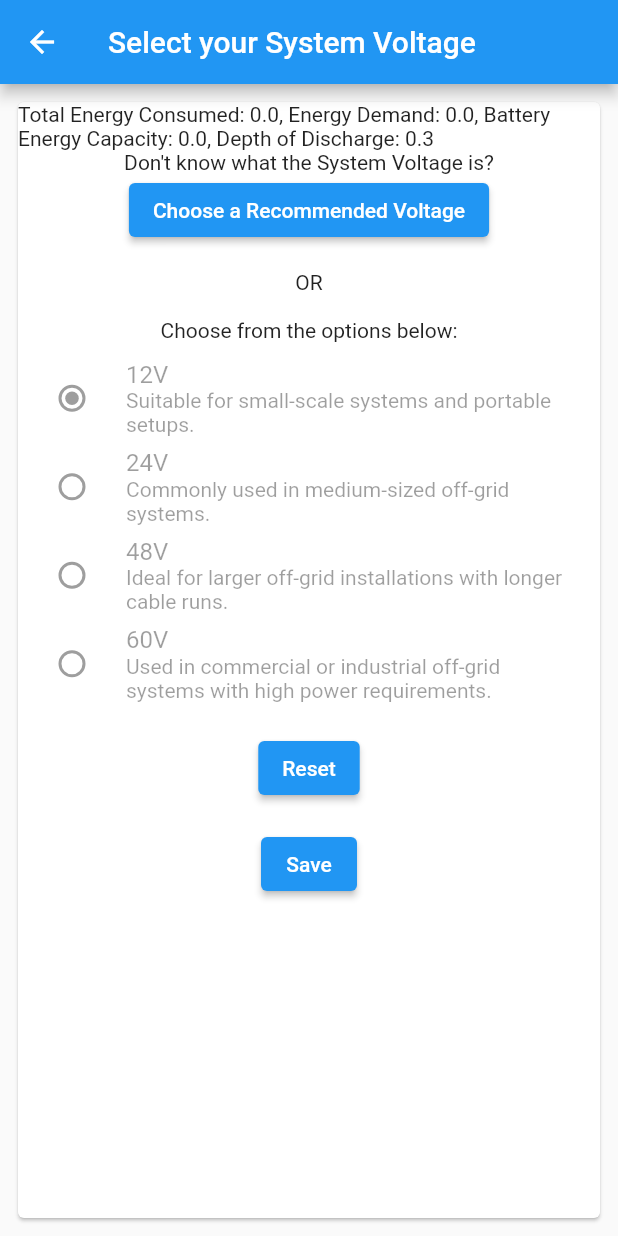
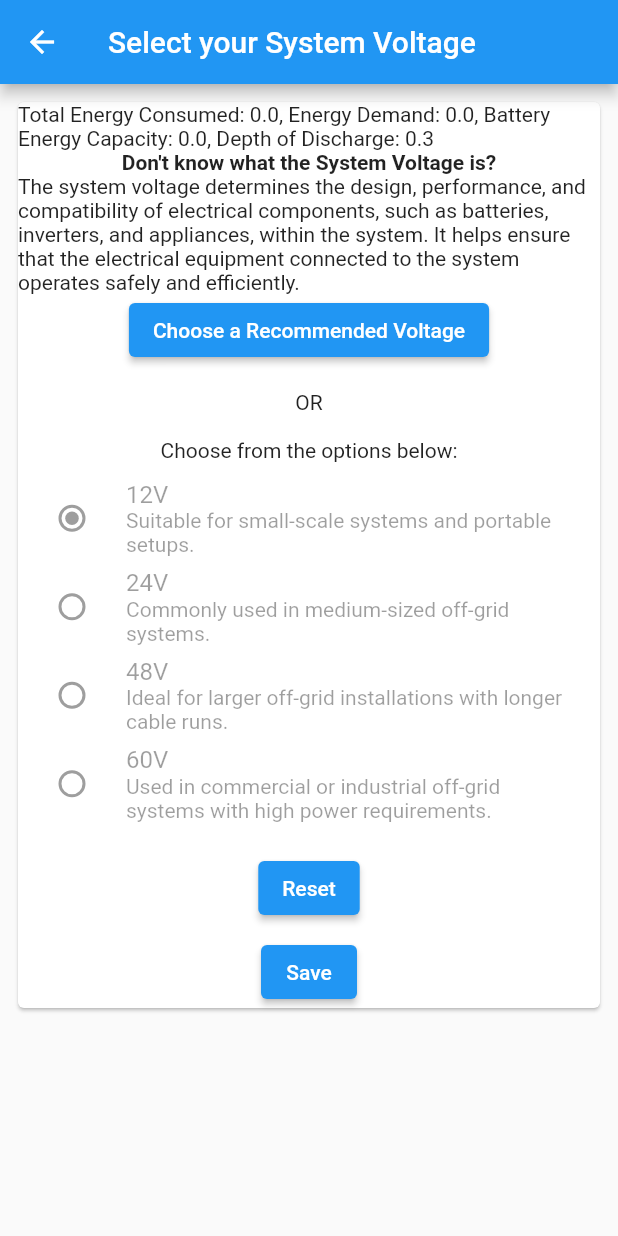
Before and after one commit to Luckingz/energize, a Flutter app: the BatterySize screen opened directly, after a tap on "Choose a Recommended Voltage", on a phone screen of 412 x 824 dp. Run offline on Flutter 3.47's test engine with Material 2 defaults, Android fonts, the phone set to English and light mode, and no system bars; our stand-ins replace hive, hive_flutter; accounts and stored records are empty; generated files the repository leaves out were written again.

Commit message:
Size of Solar Panel Calculations

```diff
--- a/lib/battery_bank_sizing.dart
+++ b/lib/battery_bank_sizing.dart
@@ -1,5 +1,6 @@
 import 'package:flutter/material.dart';
 import 'energy_demand.dart';
+import 'package:energize/location.dart';
 
 int? systemVoltage;
 bool recommendedVoltageSelected = false;
@@ -9,6 +10,9 @@ const double inverterEfficiency = 0.9;  // Inverter Efficiency
 const double depthOfDischarge = 0.3;    // Depth of Discharge of the Battery @ 30%
 final double energyDemand = totalEnergyConsumed / inverterEfficiency; //Energy demand
 final double batteryEnergyCapacity = energyDemand / depthOfDischarge;  // Battery Energy Capacity
+const double performanceRatioPanel = 0.65; // Performance Ratio of the Solar Panel
+final double solarEnergyDemand = energyDemand / performanceRatioPanel; // Solar Panel Energy Demand
+final double sizeOfSolarPanel = solarEnergyDemand / pHSvalue;
 
 
 class BatterySize extends StatefulWidget {
@@ -25,11 +29,11 @@ class _BatterySizeState extends State<BatterySize> {
       recommendedVoltageSelected = true;
       radioButtonsEnabled = false;
 
-      if (totalEnergyConsumed <= 4000) {
+      if (totalEnergyConsumed <= 2000) {
         systemVoltage = 12;
-      } else if (totalEnergyConsumed < 6000) {
+      } else if (totalEnergyConsumed <= 4000) {
         systemVoltage = 24;
-      } else if (totalEnergyConsumed < 8000) {
+      } else if (totalEnergyConsumed <= 8000) {
         systemVoltage = 48;
       } else {
         systemVoltage = 60;
@@ -63,13 +67,22 @@ class _BatterySizeState extends State<BatterySize> {
         child: Padding(
           padding: const EdgeInsets.all(8.0),
           child: Card(
+            child: SingleChildScrollView(
               child: Column(
                 children: [
                   Text("Total Energy Consumed: $totalEnergyConsumed, "
                       "Energy Demand: $energyDemand, "
                       "Battery Energy Capacity: $batteryEnergyCapacity, "
                       "Depth of Discharge: $depthOfDischarge"),
-                Text('Don\'t know what the System Voltage is?'),
+                  Text('Don\'t know what the System Voltage is?',
+                    style: TextStyle(
+                      fontWeight: FontWeight.bold
+                    ),),
+                  Text('The system voltage determines the design, performance, '
+                      'and compatibility of electrical components, such as '
+                      'batteries, inverters, and appliances, within the system. '
+                      'It helps ensure that the electrical equipment connected '
+                      'to the system operates safely and efficiently.'),
                   ElevatedButton(
                     onPressed: selectRecommendedVoltage,
                     child: Text('Choose a Recommended Voltage'),
@@ -112,7 +125,7 @@ class _BatterySizeState extends State<BatterySize> {
                     onPressed: resetSelection,
                     child: Text('Reset'),
                   ),
-                SizedBox(height: 16.0),
+                  SizedBox(height: 8.0),
                   ElevatedButton(
                     onPressed: () {
                       if (systemVoltage != null) {
@@ -127,10 +140,10 @@ class _BatterySizeState extends State<BatterySize> {
             ),
           ),
         ),
+      ),
     );
   }
 }
 
 // Battery Rating
 final double batteryCapacity = batteryEnergyCapacity / (systemVoltage?.toDouble() ?? 0.0);
-//final double batteryCapacity = batteryEnergyCapacity / systemVoltage;
--- a/lib/location.dart
+++ b/lib/location.dart
@@ -1,6 +1,8 @@
 import 'package:energize/boxes.dart';
 import 'package:flutter/material.dart';
 import 'energy_demand.dart';
+
+double pHSvalue = 0;
 
 class LocationRoute extends StatelessWidget {
   const LocationRoute({Key? key}) : super(key: key);
@@ -203,7 +205,7 @@ class _MyDropdownMenuState extends State<MyDropdownMenu> {
                   child: Text('Rivers'),
                 ),
                 DropdownMenuItem(
-                  value: Location(name: 'Sokoto', number: 5.5),
+                  value: Location(name: 'Sokoto', number: 6),
                   child: Text('Sokoto'),
                 ),
                 DropdownMenuItem(
```
Lines whose indentation alone changed are shown as unchanged.
